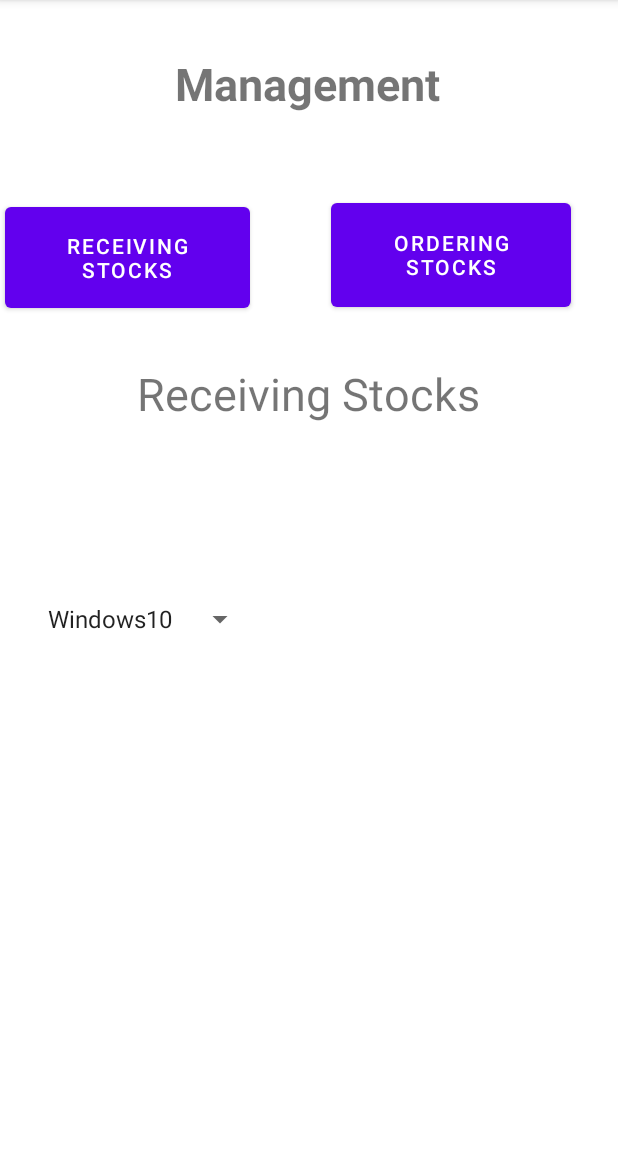
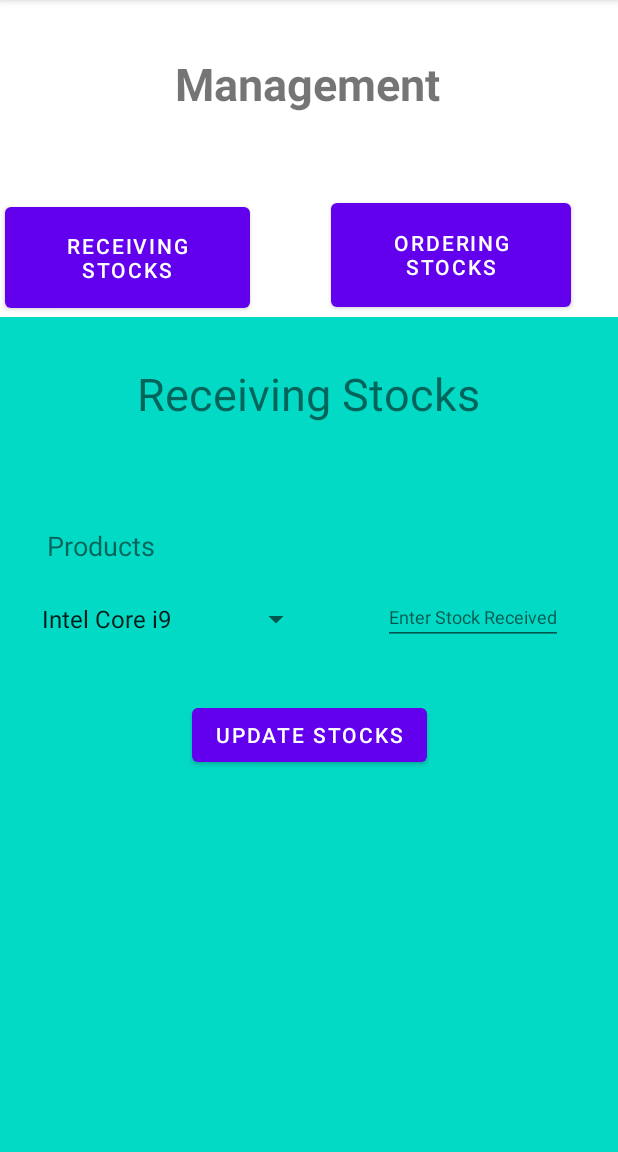
Before and after one commit to MatchHue/3606_A2, an Android app: the screen it shows after launch (MainActivity), after a tap on "RECEIVING STOCKS", on a phone screen of 412 x 824 dp, the part 84-1236 px from its top. Run offline under Robolectric (Android 15) with nearby library versions, the phone set to English and light mode, and no system bars.

Commit message:
Receiving Stocks View one

```diff
--- a/app/src/main/java/com/hfad/a816018640_and_816015043/ReceivingStocksFragment.java
+++ b/app/src/main/java/com/hfad/a816018640_and_816015043/ReceivingStocksFragment.java
@@ -1,5 +1,6 @@
 package com.hfad.a816018640_and_816015043;
 
+import android.content.ContentValues;
 import android.database.Cursor;
 import android.database.sqlite.SQLiteDatabase;
 import android.database.sqlite.SQLiteException;
@@ -12,6 +13,8 @@ import android.view.LayoutInflater;
 import android.view.View;
 import android.view.ViewGroup;
 import android.widget.ArrayAdapter;
+import android.widget.Button;
+import android.widget.EditText;
 import android.widget.SimpleCursorAdapter;
 import android.widget.Spinner;
 import android.widget.Toast;
@@ -25,8 +28,8 @@ import java.util.ArrayList;
 public class ReceivingStocksFragment extends Fragment {
 
     private SQLiteDatabase db;
-
-
+    private  Cursor cursor;
+    private Button btn;
 
     @Override
     public View onCreateView(LayoutInflater inflater, ViewGroup container,
@@ -38,12 +41,11 @@ public class ReceivingStocksFragment extends Fragment {
         SQLiteOpenHelper helper=new SqlDatabase(getActivity());
         try {
             ArrayList<String>data=new ArrayList<>();
-            data.add("Windows10");
-            data.add("Windows10");
-            data.add("Windows10");
-            data.add("Windows10");
             db=helper.getReadableDatabase();
-
+            cursor=db.rawQuery("select * from Product",null,null);
+            while(cursor.moveToNext()){
+                data.add(cursor.getString(1));
+            }
             ArrayAdapter<String> adapter=new ArrayAdapter<>(getContext(),android.R.layout.simple_spinner_item,
             data);
             spinner.setAdapter(adapter);
@@ -51,6 +53,56 @@ public class ReceivingStocksFragment extends Fragment {
         }catch(SQLiteException e){
             Toast.makeText(getActivity(),"Database Unavailabe", Toast.LENGTH_LONG).show();
         }
+
+        btn=view.findViewById(R.id.update);
+        btn.setOnClickListener(new View.OnClickListener() {
+            @Override
+            public void onClick(View view) {
+                    String spinnerText=spinner.getSelectedItem().toString();
+                    EditText editText=(EditText)getActivity().findViewById(R.id.edittext);
+                    String text=editText.getText().toString();
+
+                    SQLiteOpenHelper upHelp=new SqlDatabase(getActivity());
+                    SQLiteDatabase uDB=upHelp.getReadableDatabase();
+                    Cursor c=uDB.rawQuery("Select StockOnHand,StockInTransit FROM Product where name=?",
+                            new String[]{spinnerText});
+                  c.moveToFirst();
+                  String soh=c.getString(0);
+                  int SiT=Integer.parseInt(c.getString(1));
+                  int sohV=Integer.parseInt(soh);
+                  int newSoH=sohV+Integer.parseInt(text);
+                  String newSohValue=String.valueOf(newSoH);
+                  int newSiT;
+                  if(SiT<Integer.parseInt(text)){
+                      newSiT=0;
+                      Toast.makeText(getActivity(),"EDITTEXT LARGER",Toast.LENGTH_SHORT).show();
+                  }else{
+                      newSiT=SiT-Integer.parseInt(text);
+                      Toast.makeText(getActivity(),"EDITTEXT SMALLER",Toast.LENGTH_SHORT).show();
+                  }
+                ContentValues cv=new ContentValues();
+                  cv.put("StockOnHand",newSohValue);
+                  cv.put("StockInTransit",newSiT);
+                  uDB.update("Product",cv,"Name=?",new String[]{spinnerText});
+                Toast.makeText(getActivity(),newSohValue,Toast.LENGTH_SHORT).show();
+                uDB.close();
+                c.close();
+            }
+        });
+
         return view;
     }
+
+    public void updateDb(View view){
+
+    }
+
+    @Override
+    public void onDestroy(){
+        super.onDestroy();
+        cursor.close();
+        db.close();
+    }
+
+
 }
--- a/app/src/main/res/layout/fragment_receiving_stocks.xml
+++ b/app/src/main/res/layout/fragment_receiving_stocks.xml
@@ -3,6 +3,7 @@
     xmlns:tools="http://schemas.android.com/tools"
     android:layout_width="match_parent"
     android:layout_height="match_parent"
+    android:background="@color/teal_200"
     tools:context="com.hfad.a816018640_and_816015043.ReceivingStocksFragment">
 
     <!-- TODO: Update blank fragment layout -->
@@ -13,13 +14,25 @@
         android:layout_height="wrap_content"
         android:text="@string/receive"
         android:textSize="30dp"
-
         app:layout_constraintBottom_toBottomOf="parent"
         app:layout_constraintEnd_toEndOf="parent"
         app:layout_constraintHorizontal_bias="0.497"
         app:layout_constraintStart_toStartOf="parent"
         app:layout_constraintTop_toTopOf="parent"
         app:layout_constraintVertical_bias="0.059" />
+
+    <TextView
+        android:id="@+id/spinTitle"
+        android:layout_width="wrap_content"
+        android:layout_height="wrap_content"
+        android:textSize="18sp"
+        android:text="Products"
+        app:layout_constraintBottom_toTopOf="@+id/spinner"
+        app:layout_constraintEnd_toEndOf="parent"
+        app:layout_constraintHorizontal_bias="0.092"
+        app:layout_constraintStart_toStartOf="parent"
+        app:layout_constraintTop_toTopOf="parent"
+        app:layout_constraintVertical_bias="0.849" />
 
     <Spinner
         android:id="@+id/spinner"
@@ -32,4 +45,28 @@
         app:layout_constraintTop_toTopOf="parent"
         app:layout_constraintVertical_bias="0.355" />
 
+    <EditText
+        android:id="@+id/edittext"
+        android:layout_width="wrap_content"
+        android:layout_height="wrap_content"
+        android:inputType="number"
+        android:textSize="12sp"
+        android:hint="Enter Stock Received"
+        app:layout_constraintBottom_toBottomOf="parent"
+        app:layout_constraintEnd_toEndOf="parent"
+        app:layout_constraintHorizontal_bias="0.567"
+        app:layout_constraintStart_toEndOf="@+id/spinner"
+        app:layout_constraintTop_toTopOf="parent"
+        app:layout_constraintVertical_bias="0.349" />
+
+    <Button
+        android:id="@+id/update"
+        android:layout_width="wrap_content"
+        android:layout_height="wrap_content"
+        android:text="@string/update"
+        app:layout_constraintBottom_toBottomOf="parent"
+        app:layout_constraintEnd_toEndOf="parent"
+        app:layout_constraintStart_toStartOf="parent"
+        app:layout_constraintTop_toTopOf="parent" />
+
 </androidx.constraintlayout.widget.ConstraintLayout>
--- a/app/src/main/res/values/strings.xml
+++ b/app/src/main/res/values/strings.xml
@@ -3,6 +3,7 @@
     <string name="Title">Management</string>
     <string name="receive">Receiving Stocks</string>
     <string name="order">Ordering Stocks</string>
+    <string name="update">Update Stocks</string>
     <!-- TODO: Remove or change this placeholder text -->
     <string name="hello_blank_fragment">Hello blank fragment</string>
     <string name="title_activity_receiving_stock">ReceivingStockActivity</string>
```
